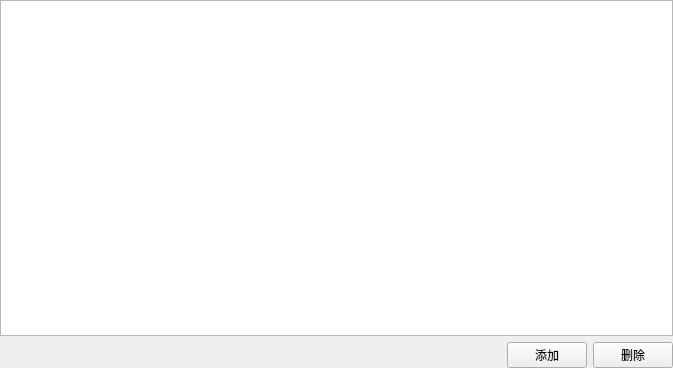
xiongqiumin/JZNodeEditor, file editor/script/JZNodeParamEditor.ui: the form before one commit.
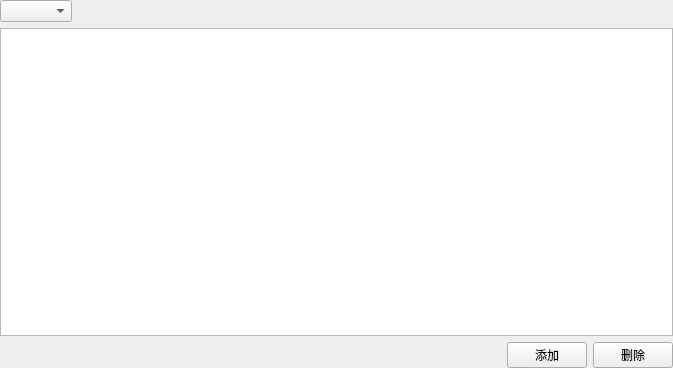
The form after the commit.

```diff
--- a/editor/script/JZNodeParamEditor.ui
+++ b/editor/script/JZNodeParamEditor.ui
@@ -27,6 +27,59 @@
     <number>0</number>
    </property>
    <item>
+    <widget class="QWidget" name="widget_2" native="true">
+     <layout class="QHBoxLayout" name="horizontalLayout">
+      <property name="leftMargin">
+       <number>0</number>
+      </property>
+      <property name="topMargin">
+       <number>0</number>
+      </property>
+      <property name="rightMargin">
+       <number>0</number>
+      </property>
+      <property name="bottomMargin">
+       <number>0</number>
+      </property>
+      <item>
+       <widget class="QComboBox" name="boxParamType"/>
+      </item>
+      <item>
+       <spacer name="horizontalSpacer_2">
+        <property name="orientation">
+         <enum>Qt::Horizontal</enum>
+        </property>
+        <property name="sizeHint" stdset="0">
+         <size>
+          <width>576</width>
+          <height>20</height>
+         </size>
+        </property>
+       </spacer>
+      </item>
+     </layout>
+    </widget>
+   </item>
+   <item>
+    <widget class="QStackedWidget" name="stackedWidget">
+     <property name="currentIndex">
+      <number>0</number>
+     </property>
+     <widget class="QWidget" name="page">
+      <layout class="QVBoxLayout" name="verticalLayout_2">
+       <property name="leftMargin">
+        <number>0</number>
+       </property>
+       <property name="topMargin">
+        <number>0</number>
+       </property>
+       <property name="rightMargin">
+        <number>0</number>
+       </property>
+       <property name="bottomMargin">
+        <number>0</number>
+       </property>
+       <item>
     <widget class="QTableWidget" name="tableWidget"/>
    </item>
    <item>
@@ -78,6 +131,29 @@
        </widget>
       </item>
      </layout>
+        </widget>
+       </item>
+      </layout>
+     </widget>
+     <widget class="QWidget" name="page_2">
+      <layout class="QVBoxLayout" name="verticalLayout_3">
+       <property name="leftMargin">
+        <number>0</number>
+       </property>
+       <property name="topMargin">
+        <number>0</number>
+       </property>
+       <property name="rightMargin">
+        <number>0</number>
+       </property>
+       <property name="bottomMargin">
+        <number>0</number>
+       </property>
+       <item>
+        <widget class="QTableWidget" name="tableWidgetUi"/>
+       </item>
+      </layout>
+     </widget>
     </widget>
    </item>
   </layout>
```
Lines whose indentation alone changed are shown as unchanged.
